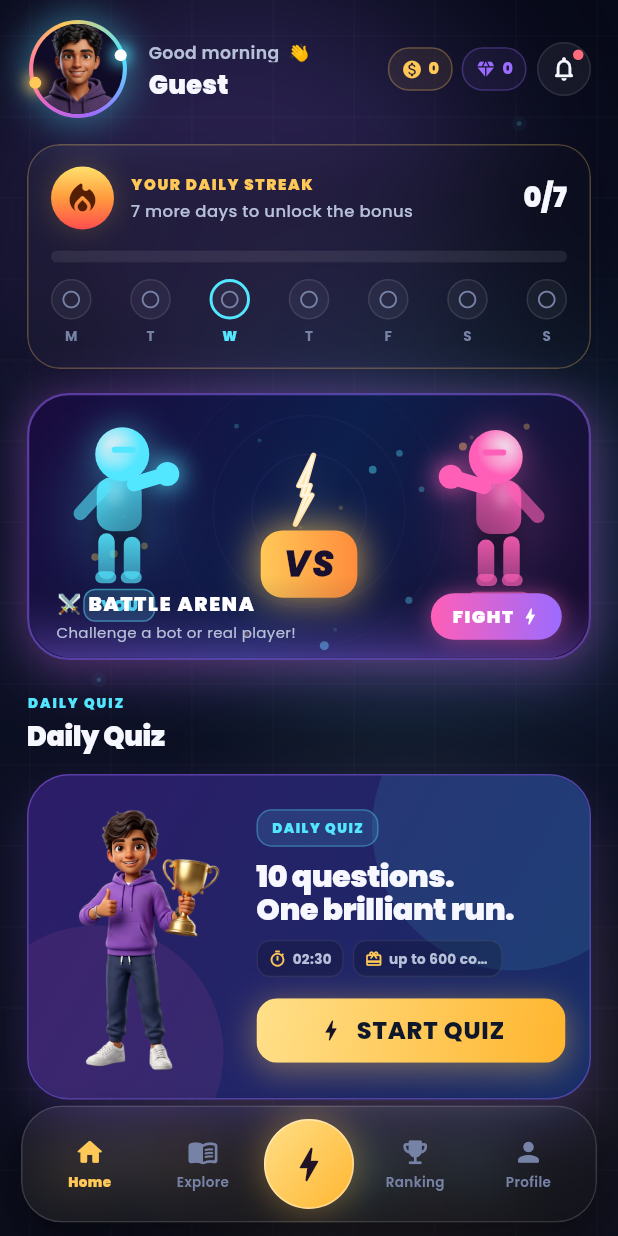
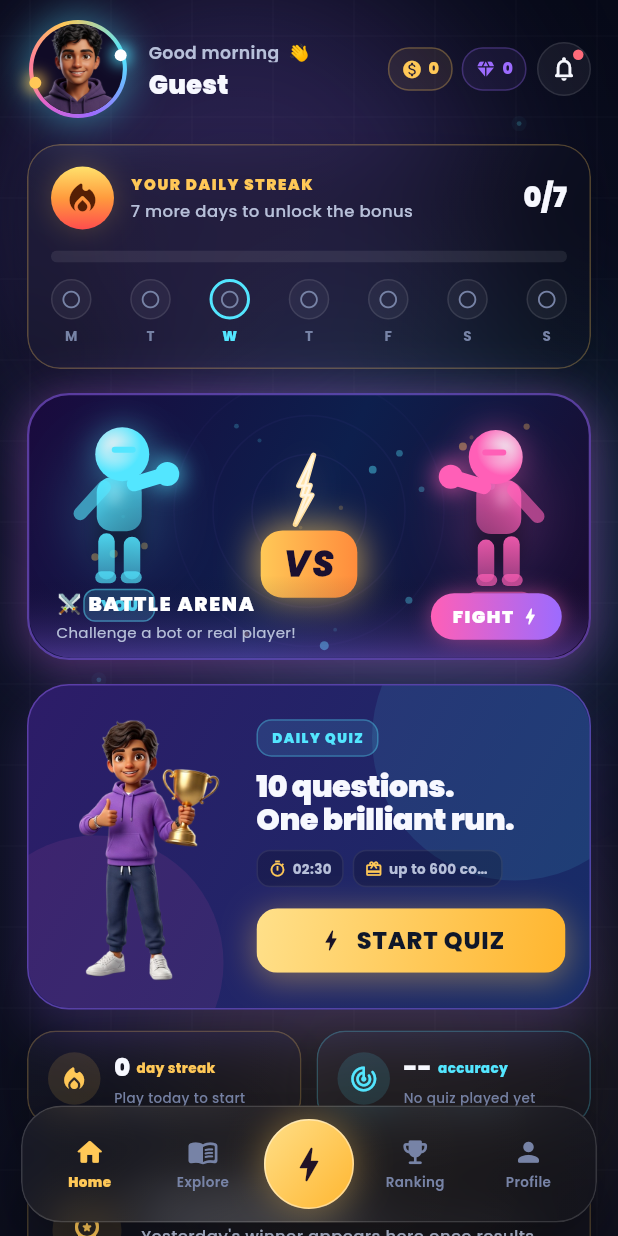
Before and after one commit to Keshab1997/quizbaaz-flutter, a Flutter app: the screen it shows after launch, on a phone screen of 412 x 824 dp. Run offline on Flutter 3.47's test engine with Material 3 defaults, Android fonts, the phone set to English and light mode, and no system bars; our stand-ins replace cached_network_image, cloud_firestore, confetti, firebase_auth, firebase_core, google_fonts and 4 more; missing offline and left inert: admin_api_key_manager; accounts and stored records are empty.

Commit message:
fix(dashboard): remove redundant section headers above cards
Cards already have their own labels inside (DAILY QUIZ badge,
Champion title, etc.) — extra headers were duplicating text and
cluttering the UI. Kept only Leaderboard + Quick Actions headers
since those sections have no self-labelling card.

```diff
--- a/lib/presentation/screens/dashboard/dashboard_screen.dart
+++ b/lib/presentation/screens/dashboard/dashboard_screen.dart
@@ -149,35 +149,25 @@ class _DashboardScreenState extends State<DashboardScreen> {
                       _buildHeader(user, userProvider),
                       const SizedBox(height: 16),
 
-                      // 2. Streak Card — daily motivation সবার আগে
+                      // 2. Streak Card
                       _buildStreakCard(user, userProvider),
                       const SizedBox(height: 16),
 
-                      // 3. Battle Arena Card — exciting hook
+                      // 3. Battle Arena Card
                       const _BattleArenaCard(),
-                      const SizedBox(height: 22),
+                      const SizedBox(height: 16),
 
                       // 4. Daily Quiz Hero Card
-                      _buildSectionHeader(
-                        eyebrow: S.dashDailyQuiz.toUpperCase(),
-                        title: S.dashDailyQuiz,
-                      ),
-                      const SizedBox(height: 12),
                       _buildHeroCard(heroAsset, userProvider),
                       const SizedBox(height: 14),
 
-                      // 5. Stat Strip — personal performance
+                      // 5. Stat Strip
                       _buildStatStrip(user, userProvider),
                       const SizedBox(height: 22),
 
                       // 6. Daily Quiz Champion Card
-                      _buildSectionHeader(
-                        eyebrow: S.dashDailyChampion,
-                        title: S.dashDailyChampionTitle,
-                      ),
-                      const SizedBox(height: 12),
                       _buildChampionCard(userProvider),
-                      const SizedBox(height: 28),
+                      const SizedBox(height: 22),
 
                       // 7. Daily Quiz Leaderboard
                       _buildSectionHeader(
@@ -188,9 +178,9 @@ class _DashboardScreenState extends State<DashboardScreen> {
                       ),
                       const SizedBox(height: 12),
                       _buildLeaderboardPreview(userProvider),
-                      const SizedBox(height: 28),
-
-                      // 8. Quick Actions — explore at the bottom
+                      const SizedBox(height: 22),
+
+                      // 8. Quick Actions
                       _buildSectionHeader(
                         eyebrow: S.dashExploreMore,
                         title: S.dashMoreOptions,
```
